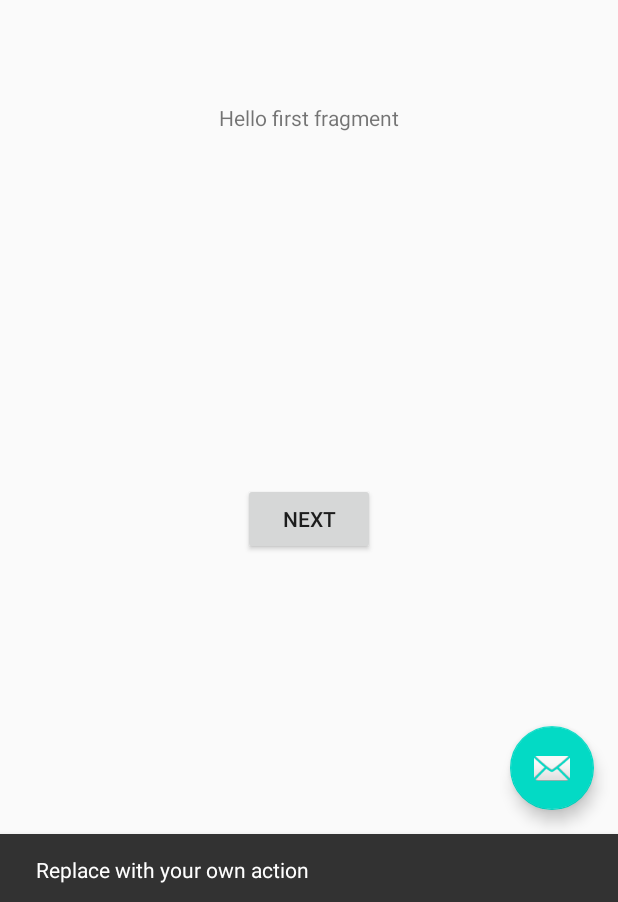
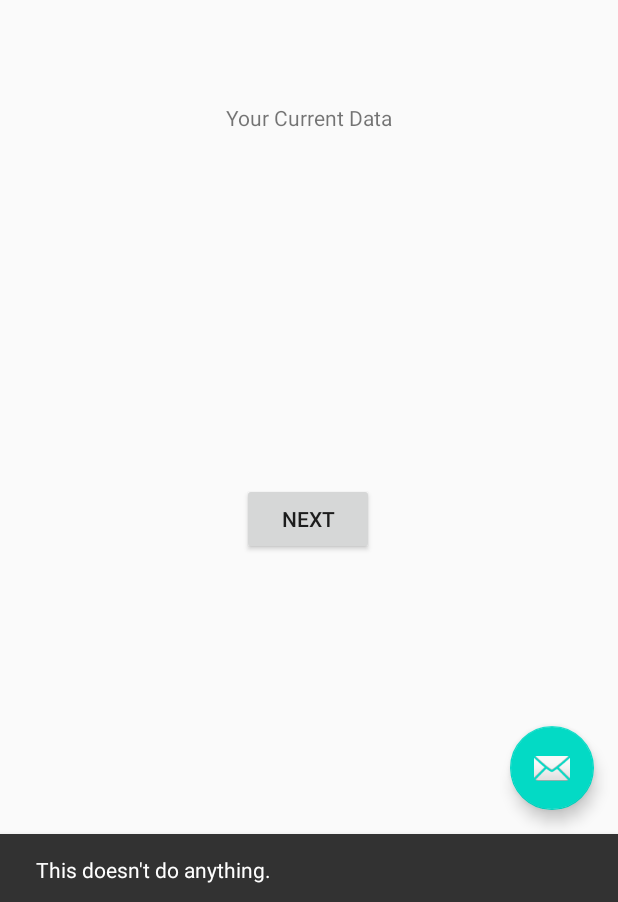
Before and after one commit to FluffyCherub/gee301_project, an Android app: the screen it shows after launch (MainActivity), after a tap on an icon or button, on a phone screen of 412 x 824 dp. Shown: the part 331-1233 px from the top of the screen. Run offline under Robolectric (Android 15) with nearby library versions, the phone set to English and light mode, and no system bars.

Commit message:
Added storage, showing data
show data has problems connecting

```diff
--- a/app/src/main/java/com/example/gee301_app_active/FirstFragment.java
+++ b/app/src/main/java/com/example/gee301_app_active/FirstFragment.java
@@ -1,26 +1,32 @@
 package com.example.gee301_app_active;
 
+import android.content.Context;
+import android.content.SharedPreferences;
 import android.os.Bundle;
 import android.view.LayoutInflater;
 import android.view.View;
 import android.view.ViewGroup;
+import android.widget.TextView;
 
 import androidx.annotation.NonNull;
 import androidx.fragment.app.Fragment;
 import androidx.navigation.fragment.NavHostFragment;
 
+import com.google.android.material.snackbar.Snackbar;
+
+import org.json.JSONObject;
+
 public class FirstFragment extends Fragment {
-
     @Override
-    public View onCreateView(
-            LayoutInflater inflater, ViewGroup container,
-            Bundle savedInstanceState
-    ) {
+    public View onCreateView(LayoutInflater inflater, ViewGroup container, Bundle savedInstanceState) {
         // Inflate the layout for this fragment
-        return inflater.inflate(R.layout.fragment_first, container, false);
+        View view =  inflater.inflate(R.layout.fragment_first, container, false);
+        TextView first = (TextView) view.findViewById(R.id.textview_first);
+        System.out.println("Start Test");
+        return view;
     }
 
-    public void onViewCreated(@NonNull View view, Bundle savedInstanceState) {
+    public void onViewCreated(@NonNull final View view, Bundle savedInstanceState) {
         super.onViewCreated(view, savedInstanceState);
 
         view.findViewById(R.id.button_first).setOnClickListener(new View.OnClickListener() {
@@ -30,5 +36,65 @@ public class FirstFragment extends Fragment {
                         .navigate(R.id.action_FirstFragment_to_SecondFragment);
             }
         });
+
+        Context context = getActivity();
+        SharedPreferences prefs = context.getSharedPreferences(
+                "Userdata", Context.MODE_PRIVATE);
+        final String auth_id = prefs.getString("auth_id", "Null");
+        final String auth_key = prefs.getString("auth_key", "Null");
+
+
+        if (!"Null".equals(auth_id) && !"Null".equals(auth_key)){
+            JSONObject postData = new JSONObject();
+            try {
+                //postData.put("auth_id", auth_id);
+                //postData.put("auth_key", auth_key);
+                postData.put("userid", "G-HdhqYGX7OQIL8hD2F2");
+                //postData.put("usersecret", "sUHaG0aaA3aXIiv2KxDBVWp51"); //postData.toString()
+                postData.put("part", "Temperature");
+
+                final connect cS = new connect("https://medicap.auburnhr.com/user/info", "GET", postData.toString());
+                final Thread cS_worker = new Thread(cS);
+
+                final Snackbar connecting = Snackbar.make(view, "Connecting... ", Snackbar.LENGTH_LONG).setAction("Action", null);
+                new Thread(){
+                    public void run(){
+                        TextView first = (TextView) view.findViewById(R.id.textview_first);
+                        connecting.show();
+                        try{
+                            cS_worker.start();
+                            cS_worker.join();
+                        }
+                        catch (Exception e){
+                            System.out.println("GENERAL EXCEPTION");
+                            e.printStackTrace(System.out);
+                        }
+                        connecting.dismiss();
+                        if(cS.status == true && cS.ResponseCode == 200){
+                            /*runOnUiThread(new Runnable() {
+                                @Override
+                                public void run() {
+                                    // Stuff that updates the UI
+                                }
+                            });*/
+                            System.out.println("Data: "+cS.ResponseMessage);
+                            //first.setText("Data retrieved.");
+                            //first.setText("Data: "+cS.ResponseMessage);
+                        }
+                        else{
+                            System.out.println("Data retrieval failed.");
+                            //first.setText("Data retrieval failed.");
+                        }
+
+                    }
+                }.start();
+
+
+            } catch (Exception e) {
+                System.out.println("GENERAL EXCEPTION");
+                e.printStackTrace(System.out);
+            }
+
+        }
     }
 }
--- a/app/src/main/java/com/example/gee301_app_active/MainActivity.java
+++ b/app/src/main/java/com/example/gee301_app_active/MainActivity.java
@@ -1,6 +1,7 @@
 package com.example.gee301_app_active;
 
 import android.content.Intent;
+import android.content.SharedPreferences;
 import android.os.Bundle;
 
 import com.google.android.material.floatingactionbutton.FloatingActionButton;
@@ -22,13 +23,11 @@ public class MainActivity extends AppCompatActivity {
         Toolbar toolbar = findViewById(R.id.toolbar);
         setSupportActionBar(toolbar);
 
-        Boolean loggedIn = false;
-
         FloatingActionButton fab = findViewById(R.id.fab);
         fab.setOnClickListener(new View.OnClickListener() {
             @Override
             public void onClick(View view) {
-                Snackbar.make(view, "Replace with your own action", Snackbar.LENGTH_LONG)
+                Snackbar.make(view, "This doesn't do anything.", Snackbar.LENGTH_LONG)
                         .setAction("Action", null).show();
             }
         });
@@ -60,11 +59,6 @@ public class MainActivity extends AppCompatActivity {
             startActivity(login_intent);
             return true;
         }
-        else if(id == R.id.activity_signup){
-            Intent signup_intent = new Intent(this, SignUp.class);
-            startActivity(signup_intent);
-            return true;
-        }
 
         return super.onOptionsItemSelected(item);
     }
--- a/app/src/main/res/layout/fragment_first.xml
+++ b/app/src/main/res/layout/fragment_first.xml
@@ -10,11 +10,12 @@
         android:id="@+id/textview_first"
         android:layout_width="wrap_content"
         android:layout_height="wrap_content"
-        android:text="@string/hello_first_fragment"
+        android:text="@string/FirstData"
         app:layout_constraintBottom_toTopOf="@id/button_first"
         app:layout_constraintEnd_toEndOf="parent"
         app:layout_constraintStart_toStartOf="parent"
-        app:layout_constraintTop_toTopOf="parent" />
+        app:layout_constraintTop_toTopOf="parent"
+        app:layout_constraintVertical_bias="0.5" />
 
     <Button
         android:id="@+id/button_first"
@@ -23,6 +24,7 @@
         android:text="@string/next"
         app:layout_constraintBottom_toBottomOf="parent"
         app:layout_constraintEnd_toEndOf="parent"
+        app:layout_constraintHorizontal_bias="0.498"
         app:layout_constraintStart_toStartOf="parent"
         app:layout_constraintTop_toBottomOf="@id/textview_first" />
 </androidx.constraintlayout.widget.ConstraintLayout>
--- a/app/src/main/res/menu/main.xml
+++ b/app/src/main/res/menu/main.xml
@@ -5,9 +5,6 @@
         android:id="@+id/activity_login"
         android:title="@string/login_details" />
     <item
-        android:id="@+id/activity_signup"
-        android:title="@string/sign" />
-    <item
         android:id="@+id/action_settings"
         android:title="@string/action_settings" />
 </menu>
--- a/app/src/main/res/values/strings.xml
+++ b/app/src/main/res/values/strings.xml
@@ -36,4 +36,5 @@
     -->
     <string name="hello_world">Hello Square World!</string>
     <string name="sign">Sign-up for an account</string>
+    <string name="FirstData">Your Current Data</string>
 </resources>
```
Also changed, not shown: app/src/main/AndroidManifest.xml (+0 -9 lines), app/src/main/java/com/example/gee301_app_active/SignUp.java (deleted, +0 -141 lines), app/src/main/java/com/example/gee301_app_active/login_activity.java (+13 -4 lines), app/src/main/res/layout/activity_sign_up.xml (deleted, +0 -54 lines), app/src/main/res/layout/login_ui.xml (+0 -10 lines).
